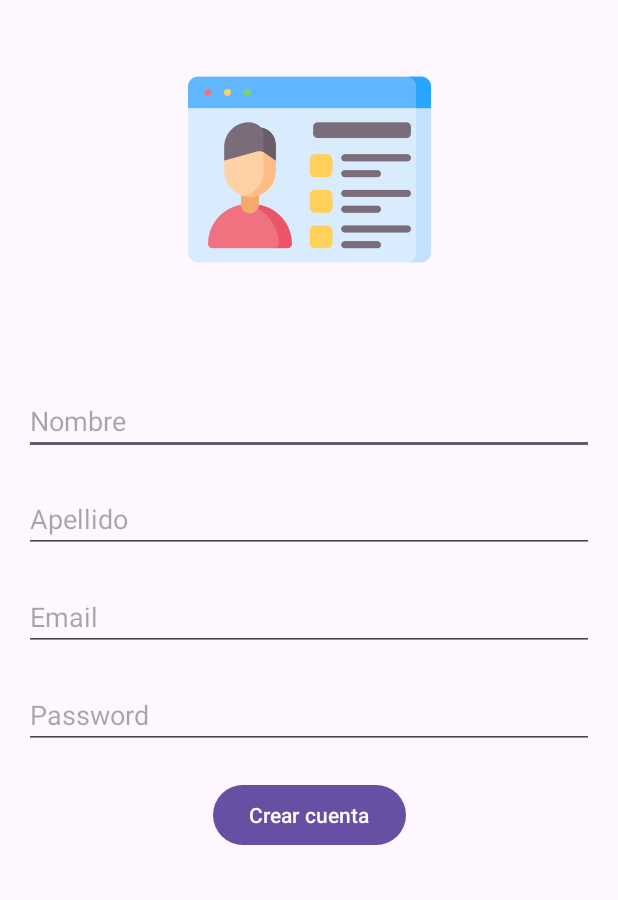
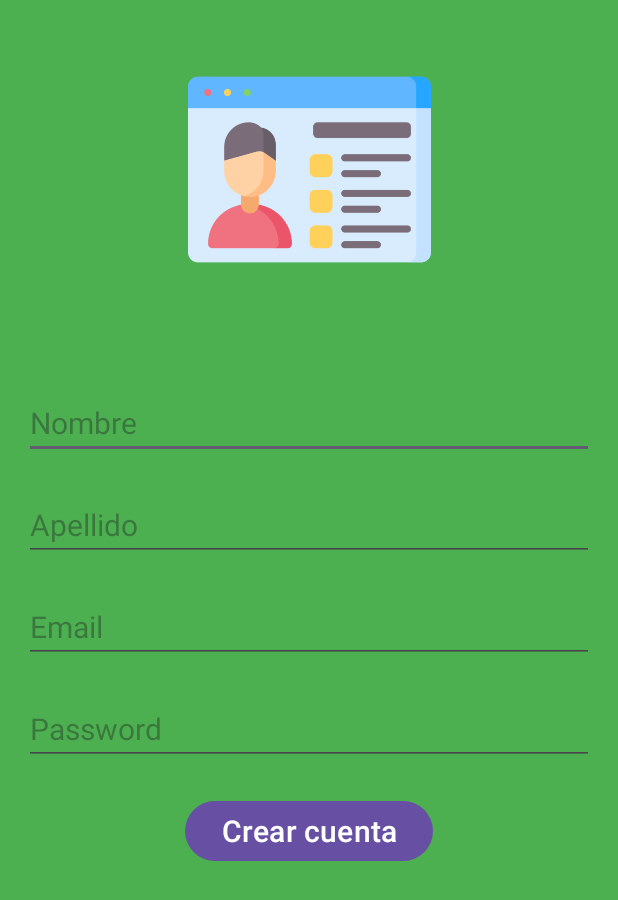
Before and after one commit to RobertoMedinaP/Individual5M4, an Android app: the screen it shows after launch (MainActivity), on a phone screen of 412 x 824 dp. Shown: the top 900 px of the screen. Run offline under Robolectric (Android 15) with nearby library versions, the phone set to English and light mode, and no system bars.

Commit message:
Se hizo tema donde se especifican colores y tamaño de texto

```diff
--- a/app/src/main/AndroidManifest.xml
+++ b/app/src/main/AndroidManifest.xml
@@ -3,6 +3,7 @@
     xmlns:tools="http://schemas.android.com/tools">
 
     <application
+
         android:allowBackup="true"
         android:dataExtractionRules="@xml/data_extraction_rules"
         android:fullBackupContent="@xml/backup_rules"
@@ -10,7 +11,7 @@
         android:label="@string/app_name"
         android:roundIcon="@mipmap/ic_launcher_round"
         android:supportsRtl="true"
-        android:theme="@style/Theme.Individual5M4"
+        android:theme="@style/temapropio"
         tools:targetApi="31">
         <activity
             android:name=".Resultados"
--- a/app/src/main/res/values-night/themes.xml
+++ b/app/src/main/res/values-night/themes.xml
@@ -4,4 +4,14 @@
         <!-- Customize your dark theme here. -->
         <!-- <item name="colorPrimary">@color/my_dark_primary</item> -->
     </style>
+
+    <style name="temapropio" parent="Theme.Material3.DayNight.NoActionBar">
+        <item name="android:textSize">20sp</item>
+        <item name="android:textColor">#7700FF</item>
+        <item name="android:background">@color/green</item>
+
+    </style>
+
+
+    <color name="green">#4CAF50</color>
 </resources>
--- a/app/src/main/res/values/themes.xml
+++ b/app/src/main/res/values/themes.xml
@@ -1,4 +1,4 @@
-<resources xmlns:tools="http://schemas.android.com/tools">
+<resources xmlns:tools="http://schemas.android.com/tools" xmlns:android="http://schemas.android.com/apk/res/android">
     <!-- Base application theme. -->
     <style name="Base.Theme.Individual5M4" parent="Theme.Material3.DayNight.NoActionBar">
         <!-- Customize your light theme here. -->
@@ -6,4 +6,14 @@
     </style>
 
     <style name="Theme.Individual5M4" parent="Base.Theme.Individual5M4" />
+
+    <style name="temapropio" parent="Theme.Material3.DayNight.NoActionBar">
+        <item name="android:textSize">20sp</item>
+        <item name="android:textColor">#7700FF</item>
+        <item name="android:background">@color/green</item>
+
+    </style>
+
+
+    <color name="green">#4CAF50</color>
 </resources>
```
